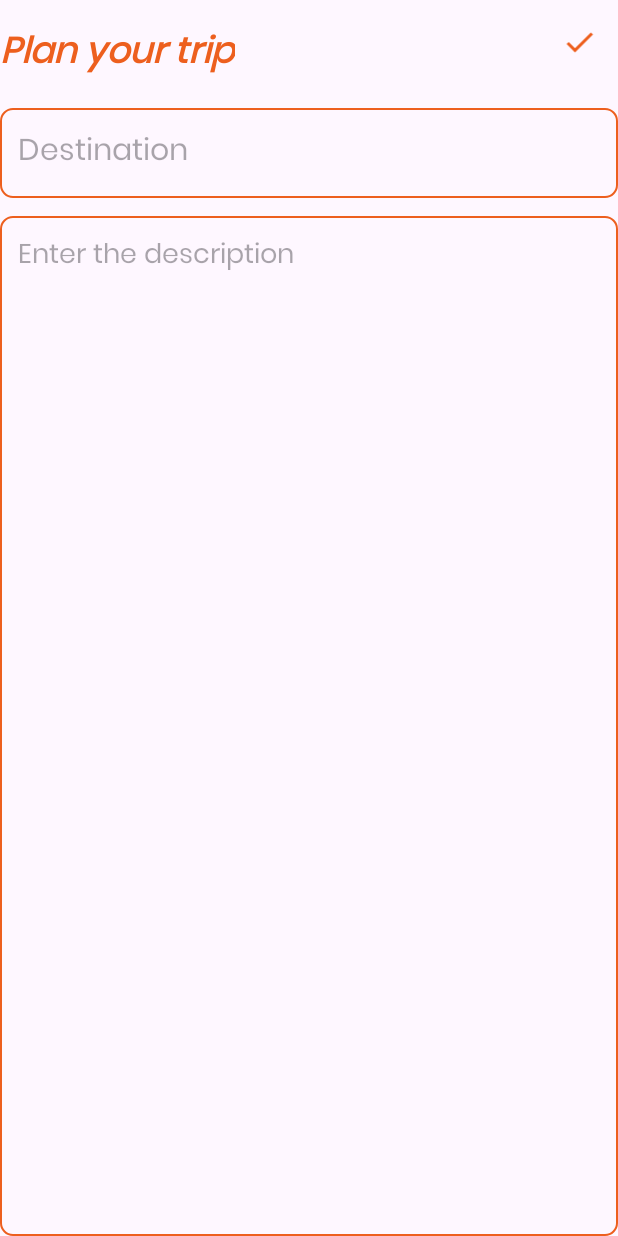
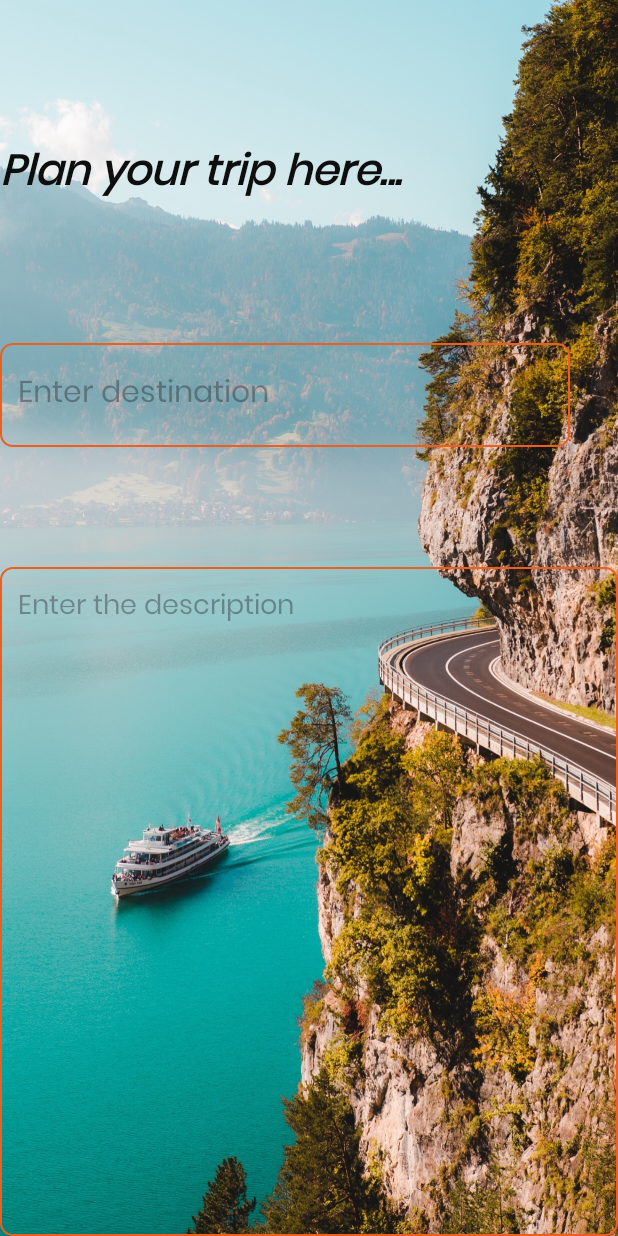
Before and after one commit to it22063182/MAD_04, an Android app: the AddNoteActivity screen opened directly, with no data from a screen before it, on a phone screen of 412 x 824 dp. Run offline under Robolectric (Android 15) with nearby library versions, the phone set to English and light mode, and no system bars.

```diff
--- a/app/src/main/res/drawable/baseline_done_24.xml
+++ b/app/src/main/res/drawable/baseline_done_24.xml
@@ -1,5 +1,5 @@
 <vector xmlns:android="http://schemas.android.com/apk/res/android"
-    android:height="24dp" android:tint="#ed5f1e"
+    android:height="24dp" android:tint="#FF000000"
     android:viewportHeight="24" android:viewportWidth="24"
     android:width="24dp">
 
--- a/app/src/main/res/layout/activity_add_note.xml
+++ b/app/src/main/res/layout/activity_add_note.xml
@@ -6,49 +6,55 @@
     android:id="@+id/main"
     android:layout_width="match_parent"
     android:layout_height="match_parent"
+    android:background = "@drawable/bgb"
     tools:context=".AddNoteActivity">
 
     <TextView
         android:id="@+id/addNoteHeading"
-        android:layout_width="wrap_content"
-        android:layout_height="wrap_content"
+        android:layout_width="367dp"
+        android:layout_height="62dp"
         android:layout_alignParentTop="true"
-        android:layout_marginTop="16dp"
+        android:layout_marginTop="93dp"
         android:fontFamily="@font/poppins"
-        android:text="Plan your trip"
+        android:text="Plan your trip here..."
         android:textAllCaps="false"
-        android:textColor="@color/orange"
-        android:textSize="24sp"
+        android:textColor="#0E0E0E"
+        android:textSize="28sp"
         android:textStyle="bold|italic" />
 
     <ImageView
         android:id="@+id/saveButton"
-        android:layout_width="39dp"
+        android:layout_width="121dp"
         android:layout_height="wrap_content"
         android:layout_alignTop="@id/addNoteHeading"
+        android:layout_alignParentStart="true"
         android:layout_alignParentEnd="true"
-        android:layout_marginEnd="6dp"
+        android:layout_alignParentBottom="true"
+        android:layout_marginStart="156dp"
+        android:layout_marginTop="919dp"
+        android:layout_marginEnd="419dp"
+        android:layout_marginBottom="169dp"
         android:src="@drawable/baseline_done_24" />
 
     <EditText
         android:id="@+id/titleEditText"
-        android:layout_width="match_parent"
-        android:layout_height="60dp"
+        android:layout_width="380dp"
+        android:layout_height="69dp"
         android:layout_below="@id/addNoteHeading"
-        android:layout_marginTop="16dp"
+        android:layout_marginTop="73dp"
         android:background="@drawable/orange_border"
         android:fontFamily="@font/poppins"
-        android:hint="Destination"
+        android:hint="Enter destination"
         android:maxLines="1"
         android:padding="12dp"
         android:textSize="20sp" />
 
     <EditText
         android:id="@+id/contentEditText"
-        android:layout_width="match_parent"
-        android:layout_height="match_parent"
+        android:layout_width="496dp"
+        android:layout_height="510dp"
         android:layout_below="@id/titleEditText"
-        android:layout_marginTop="12dp"
+        android:layout_marginTop="80dp"
         android:background="@drawable/orange_border"
         android:fontFamily="@font/poppins"
         android:gravity="top"
```
Also changed, not shown: app/src/main/res/drawable/bgb.jpg (added).
